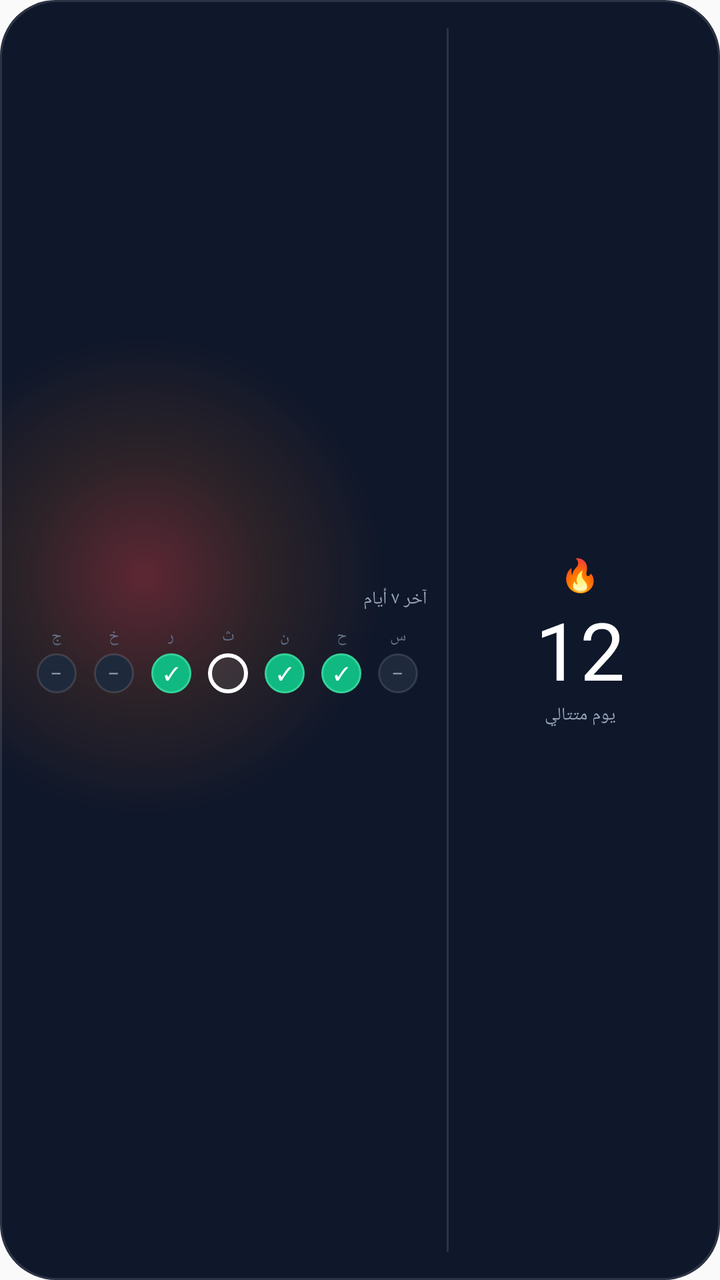
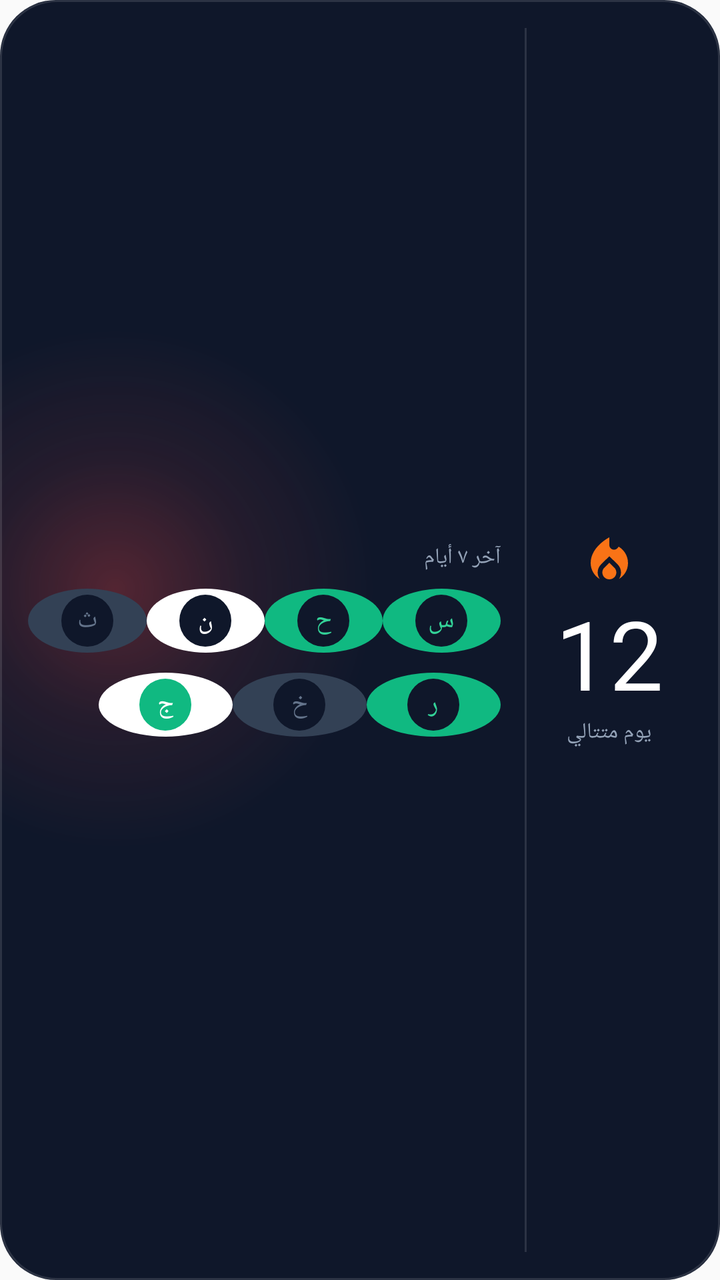

Before-and-after screenshots of an Android layout around one commit, followed by the original layout XML and the change that was made.
<!-- AndroidManifest.xml: application theme AppTheme -->
<!-- res/layout/widget_detailed_streak_preview.xml -->
<?xml version="1.0" encoding="utf-8"?>
<LinearLayout xmlns:android="http://schemas.android.com/apk/res/android"
    android:layout_width="match_parent"
    android:layout_height="match_parent"
    android:layoutDirection="rtl"
    android:background="@drawable/widget_bg_streak_detailed"
    android:gravity="center_vertical"
    android:orientation="horizontal"
    android:padding="14dp">

    <LinearLayout
        android:layout_width="0dp"
        android:layout_height="wrap_content"
        android:layout_weight="0.36"
        android:gravity="center"
        android:orientation="vertical">
        <TextView
        android:layout_width="wrap_content"
        android:layout_height="wrap_content"
        android:fontFamily="@font/tajawal_regular"
        android:text="@string/widget_preview_flame"
        android:textColor="#FFF97316"
        android:textSize="16sp" />
        <TextView
        android:layout_width="wrap_content"
        android:layout_height="wrap_content"
        android:fontFamily="@font/tajawal_bold"
        android:text="@string/widget_preview_streak_number"
        android:textColor="#FFFFFFFF"
        android:textSize="40sp" />
        <TextView
        android:layout_width="wrap_content"
        android:layout_height="wrap_content"
        android:fontFamily="@font/tajawal_regular"
        android:text="@string/widget_preview_streak_label"
        android:textColor="#FF94A3B8"
        android:textSize="9sp" />
    </LinearLayout>

    <View
        android:layout_width="1dp"
        android:layout_height="match_parent"
        android:layout_marginStart="10dp"
        android:layout_marginEnd="10dp"
        android:background="#1FFFFFFF" />

    <LinearLayout
        android:layout_width="0dp"
        android:layout_height="wrap_content"
        android:layout_weight="0.64"
        android:orientation="vertical">
        <TextView
        android:layout_width="wrap_content"
        android:layout_height="wrap_content"
        android:fontFamily="@font/tajawal_regular"
        android:text="@string/widget_preview_week_title"
        android:textColor="#FF94A3B8"
        android:textSize="9sp" />
        <LinearLayout
            android:layout_width="match_parent"
            android:layout_height="wrap_content"
            android:layout_marginTop="7dp"
            android:orientation="horizontal">
            <LinearLayout
            android:layout_width="0dp"
            android:layout_height="wrap_content"
            android:layout_weight="1"
            android:gravity="center_horizontal"
            android:orientation="vertical">
            <TextView
                android:layout_width="wrap_content"
                android:layout_height="wrap_content"
                android:fontFamily="@font/tajawal_regular"
                android:text="س"
                android:textColor="#FF64748B"
                android:textSize="8sp" />
            <FrameLayout
                android:layout_width="20dp"
                android:layout_height="20dp"
                android:layout_marginTop="3dp"
                android:background="@drawable/widget_circle_missed">
            <TextView
                android:layout_width="wrap_content"
                android:layout_height="wrap_content"
                android:layout_gravity="center"
                android:fontFamily="@font/tajawal_bold"
                android:text="–"
                android:textColor="#FF94A3B8"
                android:textSize="9sp" />
            </FrameLayout>
        </LinearLayout><LinearLayout
            android:layout_width="0dp"
            android:layout_height="wrap_content"
            android:layout_weight="1"
            android:gravity="center_horizontal"
            android:orientation="vertical">
            <TextView
                android:layout_width="wrap_content"
                android:layout_height="wrap_content"
                android:fontFamily="@font/tajawal_regular"
                android:text="ح"
                android:textColor="#FF64748B"
                android:textSize="8sp" />
            <FrameLayout
                android:layout_width="20dp"
                android:layout_height="20dp"
                android:layout_marginTop="3dp"
                android:background="@drawable/widget_circle_done">
            <TextView
                android:layout_width="wrap_content"
                android:layout_height="wrap_content"
                android:layout_gravity="center"
                android:fontFamily="@font/tajawal_bold"
                android:text="✓"
                android:textColor="#FFFFFFFF"
                android:textSize="9sp" />
            </FrameLayout>
        </LinearLayout><LinearLayout
            android:layout_width="0dp"
            android:layout_height="wrap_content"
            android:layout_weight="1"
            android:gravity="center_horizontal"
            android:orientation="vertical">
            <TextView
                android:layout_width="wrap_content"
                android:layout_height="wrap_content"
                android:fontFamily="@font/tajawal_regular"
                android:text="ن"
                android:textColor="#FF64748B"
                android:textSize="8sp" />
            <FrameLayout
                android:layout_width="20dp"
                android:layout_height="20dp"
                android:layout_marginTop="3dp"
                android:background="@drawable/widget_circle_done">
            <TextView
                android:layout_width="wrap_content"
                android:layout_height="wrap_content"
                android:layout_gravity="center"
                android:fontFamily="@font/tajawal_bold"
                android:text="✓"
                android:textColor="#FFFFFFFF"
                android:textSize="9sp" />
            </FrameLayout>
        </LinearLayout><LinearLayout
            android:layout_width="0dp"
            android:layout_height="wrap_content"
            android:layout_weight="1"
            android:gravity="center_horizontal"
            android:orientation="vertical">
            <TextView
                android:layout_width="wrap_content"
                android:layout_height="wrap_content"
                android:fontFamily="@font/tajawal_regular"
                android:text="ث"
                android:textColor="#FF64748B"
                android:textSize="8sp" />
            <FrameLayout
                android:layout_width="20dp"
                android:layout_height="20dp"
                android:layout_marginTop="3dp"
                android:background="@drawable/widget_circle_today">
            </FrameLayout>
        </LinearLayout><LinearLayout
            android:layout_width="0dp"
            android:layout_height="wrap_content"
            android:layout_weight="1"
            android:gravity="center_horizontal"
            android:orientation="vertical">
            <TextView
                android:layout_width="wrap_content"
                android:layout_height="wrap_content"
                android:fontFamily="@font/tajawal_regular"
                android:text="ر"
                android:textColor="#FF64748B"
                android:textSize="8sp" />
            <FrameLayout
                android:layout_width="20dp"
                android:layout_height="20dp"
                android:layout_marginTop="3dp"
                android:background="@drawable/widget_circle_done">
            <TextView
                android:layout_width="wrap_content"
                android:layout_height="wrap_content"
                android:layout_gravity="center"
                android:fontFamily="@font/tajawal_bold"
                android:text="✓"
                android:textColor="#FFFFFFFF"
                android:textSize="9sp" />
            </FrameLayout>
        </LinearLayout><LinearLayout
            android:layout_width="0dp"
            android:layout_height="wrap_content"
            android:layout_weight="1"
            android:gravity="center_horizontal"
            android:orientation="vertical">
            <TextView
                android:layout_width="wrap_content"
                android:layout_height="wrap_content"
                android:fontFamily="@font/tajawal_regular"
                android:text="خ"
                android:textColor="#FF64748B"
                android:textSize="8sp" />
            <FrameLayout
                android:layout_width="20dp"
                android:layout_height="20dp"
                android:layout_marginTop="3dp"
                android:background="@drawable/widget_circle_missed">
            <TextView
                android:layout_width="wrap_content"
                android:layout_height="wrap_content"
                android:layout_gravity="center"
                android:fontFamily="@font/tajawal_bold"
                android:text="–"
                android:textColor="#FF94A3B8"
                android:textSize="9sp" />
            </FrameLayout>
        </LinearLayout><LinearLayout
            android:layout_width="0dp"
            android:layout_height="wrap_content"
            android:layout_weight="1"
            android:gravity="center_horizontal"
            android:orientation="vertical">
            <TextView
                android:layout_width="wrap_content"
                android:layout_height="wrap_content"
                android:fontFamily="@font/tajawal_regular"
                android:text="ج"
                android:textColor="#FF64748B"
                android:textSize="8sp" />
            <FrameLayout
                android:layout_width="20dp"
                android:layout_height="20dp"
                android:layout_marginTop="3dp"
                android:background="@drawable/widget_circle_missed">
            <TextView
                android:layout_width="wrap_content"
                android:layout_height="wrap_content"
                android:layout_gravity="center"
                android:fontFamily="@font/tajawal_bold"
                android:text="–"
                android:textColor="#FF94A3B8"
                android:textSize="9sp" />
            </FrameLayout>
        </LinearLayout>
        </LinearLayout>
    </LinearLayout>
</LinearLayout>
<!-- resources referenced by this layout -->
<resources>
  <!-- drawable widget_bg_streak_detailed (drawable) -->
  <?xml version="1.0" encoding="utf-8"?>
  <layer-list xmlns:android="http://schemas.android.com/apk/res/android">
      <item>
          <shape android:shape="rectangle">
              <solid android:color="#FF0F172A" />
              <corners android:radius="28dp" />
          </shape>
      </item>
      <item>
          <shape android:shape="rectangle">
              <gradient
                  android:centerColor="#1FF97316"
                  android:centerX="0.2"
                  android:centerY="0.45"
                  android:endColor="#000F172A"
                  android:gradientRadius="120dp"
                  android:startColor="#59EF4444"
                  android:type="radial" />
              <corners android:radius="28dp" />
          </shape>
      </item>
      <item>
          <shape android:shape="rectangle">
              <solid android:color="#00000000" />
              <corners android:radius="28dp" />
              <stroke
                  android:width="1dp"
                  android:color="#1FFFFFFF" />
          </shape>
      </item>
  </layer-list>
  <!-- drawable widget_circle_done (drawable) -->
  <?xml version="1.0" encoding="utf-8"?>
  <shape xmlns:android="http://schemas.android.com/apk/res/android"
      android:shape="oval">
      <solid android:color="#FF10B981" />
      <stroke
          android:width="1dp"
          android:color="#FF34D399" />
  </shape>
  <!-- drawable widget_circle_missed (drawable) -->
  <?xml version="1.0" encoding="utf-8"?>
  <shape xmlns:android="http://schemas.android.com/apk/res/android"
      android:shape="oval">
      <solid android:color="#FF1E293B" />
      <stroke
          android:width="1dp"
          android:color="#1FFFFFFF" />
  </shape>
  <!-- drawable widget_circle_today (drawable) -->
  <?xml version="1.0" encoding="utf-8"?>
  <shape xmlns:android="http://schemas.android.com/apk/res/android"
      android:shape="oval">
      <solid android:color="#14FFFFFF" />
      <stroke
          android:width="2dp"
          android:color="#FFFFFFFF" />
  </shape>
  <string name="widget_preview_flame">🔥</string>
  <string name="widget_preview_streak_label">يوم متتالي</string>
  <string name="widget_preview_streak_number">12</string>
  <string name="widget_preview_week_title">آخر ٧ أيام</string>
  <style name="AppTheme" parent="Theme.AppCompat.Light.DarkActionBar">
          
          <item name="colorPrimary">@color/colorPrimary</item>
          <item name="colorPrimaryDark">@color/colorPrimaryDark</item>
          <item name="colorAccent">@color/colorAccent</item>
      </style>
</resources>

<!-- the commit's change to res/layout/widget_detailed_streak_preview.xml (unified diff, before → after) -->
@@ -11,238 +11,224 @@
     <LinearLayout
         android:layout_width="0dp"
         android:layout_height="wrap_content"
-        android:layout_weight="0.36"
+        android:layout_weight="26"
         android:gravity="center"
         android:orientation="vertical">
+
+        <ImageView
+            android:layout_width="28dp"
+            android:layout_height="28dp"
+            android:contentDescription="@null"
+            android:src="@drawable/widget_ic_flame"
+            android:tint="#FFF97316" />
+
         <TextView
-        android:layout_width="wrap_content"
-        android:layout_height="wrap_content"
-        android:fontFamily="@font/tajawal_regular"
-        android:text="@string/widget_preview_flame"
-        android:textColor="#FFF97316"
-        android:textSize="16sp" />
+            android:layout_width="wrap_content"
+            android:layout_height="wrap_content"
+            android:fontFamily="@font/tajawal_extrabold"
+            android:maxLines="1"
+            android:text="@string/widget_preview_streak_number"
+            android:textColor="#FFFFFFFF"
+            android:textSize="48sp" />
+
         <TextView
-        android:layout_width="wrap_content"
-        android:layout_height="wrap_content"
-        android:fontFamily="@font/tajawal_bold"
-        android:text="@string/widget_preview_streak_number"
-        android:textColor="#FFFFFFFF"
-        android:textSize="40sp" />
-        <TextView
-        android:layout_width="wrap_content"
-        android:layout_height="wrap_content"
-        android:fontFamily="@font/tajawal_regular"
-        android:text="@string/widget_preview_streak_label"
-        android:textColor="#FF94A3B8"
-        android:textSize="9sp" />
+            android:layout_width="wrap_content"
+            android:layout_height="wrap_content"
+            android:fontFamily="@font/tajawal_regular"
+            android:maxLines="1"
+            android:text="يوم متتالي"
+            android:textColor="#FF94A3B8"
+            android:textSize="11sp" />
     </LinearLayout>
 
     <View
         android:layout_width="1dp"
         android:layout_height="match_parent"
-        android:layout_marginStart="10dp"
-        android:layout_marginEnd="10dp"
         android:background="#1FFFFFFF" />
+
+    <Space
+        android:layout_width="12dp"
+        android:layout_height="1dp" />
 
     <LinearLayout
         android:layout_width="0dp"
         android:layout_height="wrap_content"
-        android:layout_weight="0.64"
+        android:layout_weight="74"
         android:orientation="vertical">
+
         <TextView
-        android:layout_width="wrap_content"
-        android:layout_height="wrap_content"
-        android:fontFamily="@font/tajawal_regular"
-        android:text="@string/widget_preview_week_title"
-        android:textColor="#FF94A3B8"
-        android:textSize="9sp" />
+            android:layout_width="wrap_content"
+            android:layout_height="wrap_content"
+            android:fontFamily="@font/tajawal_bold"
+            android:maxLines="1"
+            android:text="آخر ٧ أيام"
+            android:textColor="#FF94A3B8"
+            android:textSize="11sp" />
+
         <LinearLayout
             android:layout_width="match_parent"
             android:layout_height="wrap_content"
-            android:layout_marginTop="7dp"
+            android:layout_marginTop="8dp"
             android:orientation="horizontal">
-            <LinearLayout
-            android:layout_width="0dp"
-            android:layout_height="wrap_content"
-            android:layout_weight="1"
-            android:gravity="center_horizontal"
-            android:orientation="vertical">
-            <TextView
-                android:layout_width="wrap_content"
-                android:layout_height="wrap_content"
-                android:fontFamily="@font/tajawal_regular"
-                android:text="س"
-                android:textColor="#FF64748B"
-                android:textSize="8sp" />
-            <FrameLayout
-                android:layout_width="20dp"
-                android:layout_height="20dp"
-                android:layout_marginTop="3dp"
-                android:background="@drawable/widget_circle_missed">
-            <TextView
-                android:layout_width="wrap_content"
-                android:layout_height="wrap_content"
-                android:layout_gravity="center"
-                android:fontFamily="@font/tajawal_bold"
-                android:text="–"
-                android:textColor="#FF94A3B8"
-                android:textSize="9sp" />
-            </FrameLayout>
-        </LinearLayout><LinearLayout
-            android:layout_width="0dp"
-            android:layout_height="wrap_content"
-            android:layout_weight="1"
-            android:gravity="center_horizontal"
-            android:orientation="vertical">
-            <TextView
-                android:layout_width="wrap_content"
-                android:layout_height="wrap_content"
-                android:fontFamily="@font/tajawal_regular"
-                android:text="ح"
-                android:textColor="#FF64748B"
-                android:textSize="8sp" />
-            <FrameLayout
-                android:layout_width="20dp"
-                android:layout_height="20dp"
-                android:layout_marginTop="3dp"
-                android:background="@drawable/widget_circle_done">
-            <TextView
-                android:layout_width="wrap_content"
-                android:layout_height="wrap_content"
-                android:layout_gravity="center"
-                android:fontFamily="@font/tajawal_bold"
-                android:text="✓"
-                android:textColor="#FFFFFFFF"
-                android:textSize="9sp" />
-            </FrameLayout>
-        </LinearLayout><LinearLayout
-            android:layout_width="0dp"
-            android:layout_height="wrap_content"
-            android:layout_weight="1"
-            android:gravity="center_horizontal"
-            android:orientation="vertical">
-            <TextView
-                android:layout_width="wrap_content"
-                android:layout_height="wrap_content"
-                android:fontFamily="@font/tajawal_regular"
-                android:text="ن"
-                android:textColor="#FF64748B"
-                android:textSize="8sp" />
-            <FrameLayout
-                android:layout_width="20dp"
-                android:layout_height="20dp"
-                android:layout_marginTop="3dp"
-                android:background="@drawable/widget_circle_done">
-            <TextView
-                android:layout_width="wrap_content"
-                android:layout_height="wrap_content"
-                android:layout_gravity="center"
-                android:fontFamily="@font/tajawal_bold"
-                android:text="✓"
-                android:textColor="#FFFFFFFF"
-                android:textSize="9sp" />
-            </FrameLayout>
-        </LinearLayout><LinearLayout
-            android:layout_width="0dp"
-            android:layout_height="wrap_content"
-            android:layout_weight="1"
-            android:gravity="center_horizontal"
-            android:orientation="vertical">
-            <TextView
-                android:layout_width="wrap_content"
-                android:layout_height="wrap_content"
-                android:fontFamily="@font/tajawal_regular"
-                android:text="ث"
-                android:textColor="#FF64748B"
-                android:textSize="8sp" />
-            <FrameLayout
-                android:layout_width="20dp"
-                android:layout_height="20dp"
-                android:layout_marginTop="3dp"
-                android:background="@drawable/widget_circle_today">
-            </FrameLayout>
-        </LinearLayout><LinearLayout
-            android:layout_width="0dp"
-            android:layout_height="wrap_content"
-            android:layout_weight="1"
-            android:gravity="center_horizontal"
-            android:orientation="vertical">
-            <TextView
-                android:layout_width="wrap_content"
-                android:layout_height="wrap_content"
-                android:fontFamily="@font/tajawal_regular"
-                android:text="ر"
-                android:textColor="#FF64748B"
-                android:textSize="8sp" />
-            <FrameLayout
-                android:layout_width="20dp"
-                android:layout_height="20dp"
-                android:layout_marginTop="3dp"
-                android:background="@drawable/widget_circle_done">
-            <TextView
-                android:layout_width="wrap_content"
-                android:layout_height="wrap_content"
-                android:layout_gravity="center"
-                android:fontFamily="@font/tajawal_bold"
-                android:text="✓"
-                android:textColor="#FFFFFFFF"
-                android:textSize="9sp" />
-            </FrameLayout>
-        </LinearLayout><LinearLayout
-            android:layout_width="0dp"
-            android:layout_height="wrap_content"
-            android:layout_weight="1"
-            android:gravity="center_horizontal"
-            android:orientation="vertical">
-            <TextView
-                android:layout_width="wrap_content"
-                android:layout_height="wrap_content"
-                android:fontFamily="@font/tajawal_regular"
-                android:text="خ"
-                android:textColor="#FF64748B"
-                android:textSize="8sp" />
-            <FrameLayout
-                android:layout_width="20dp"
-                android:layout_height="20dp"
-                android:layout_marginTop="3dp"
-                android:background="@drawable/widget_circle_missed">
-            <TextView
-                android:layout_width="wrap_content"
-                android:layout_height="wrap_content"
-                android:layout_gravity="center"
-                android:fontFamily="@font/tajawal_bold"
-                android:text="–"
-                android:textColor="#FF94A3B8"
-                android:textSize="9sp" />
-            </FrameLayout>
-        </LinearLayout><LinearLayout
-            android:layout_width="0dp"
-            android:layout_height="wrap_content"
-            android:layout_weight="1"
-            android:gravity="center_horizontal"
-            android:orientation="vertical">
-            <TextView
-                android:layout_width="wrap_content"
-                android:layout_height="wrap_content"
-                android:fontFamily="@font/tajawal_regular"
-                android:text="ج"
-                android:textColor="#FF64748B"
-                android:textSize="8sp" />
-            <FrameLayout
-                android:layout_width="20dp"
-                android:layout_height="20dp"
-                android:layout_marginTop="3dp"
-                android:background="@drawable/widget_circle_missed">
-            <TextView
-                android:layout_width="wrap_content"
-                android:layout_height="wrap_content"
-                android:layout_gravity="center"
-                android:fontFamily="@font/tajawal_bold"
-                android:text="–"
-                android:textColor="#FF94A3B8"
-                android:textSize="9sp" />
+
+            <FrameLayout
+                android:layout_width="32dp"
+                android:layout_height="32dp"
+                android:layout_weight="1"
+                android:background="@drawable/widget_ring_emerald">
+                <FrameLayout
+                    android:layout_width="26dp"
+                    android:layout_height="26dp"
+                    android:layout_gravity="center"
+                    android:background="@drawable/widget_disc_dark">
+                    <TextView
+                        android:layout_width="match_parent"
+                        android:layout_height="match_parent"
+                        android:fontFamily="@font/tajawal_bold"
+                        android:gravity="center"
+                        android:text="س"
+                        android:textColor="#FF34D399"
+                        android:textSize="13sp" />
+                </FrameLayout>
+            </FrameLayout>
+
+            <FrameLayout
+                android:layout_width="32dp"
+                android:layout_height="32dp"
+                android:layout_weight="1"
+                android:background="@drawable/widget_ring_emerald">
+                <FrameLayout
+                    android:layout_width="26dp"
+                    android:layout_height="26dp"
+                    android:layout_gravity="center"
+                    android:background="@drawable/widget_disc_dark">
+                    <TextView
+                        android:layout_width="match_parent"
+                        android:layout_height="match_parent"
+                        android:fontFamily="@font/tajawal_bold"
+                        android:gravity="center"
+                        android:text="ح"
+                        android:textColor="#FF34D399"
+                        android:textSize="13sp" />
+                </FrameLayout>
+            </FrameLayout>
+
+            <FrameLayout
+                android:layout_width="32dp"
+                android:layout_height="32dp"
+                android:layout_weight="1"
+                android:background="@drawable/widget_ring_white">
+                <FrameLayout
+                    android:layout_width="26dp"
+                    android:layout_height="26dp"
+                    android:layout_gravity="center"
+                    android:background="@drawable/widget_disc_dark">
+                    <TextView
+                        android:layout_width="match_parent"
+                        android:layout_height="match_parent"
+                        android:fontFamily="@font/tajawal_bold"
+                        android:gravity="center"
+                        android:text="ن"
+                        android:textColor="#FFFFFFFF"
+                        android:textSize="13sp" />
+                </FrameLayout>
+            </FrameLayout>
+
+            <FrameLayout
+                android:layout_width="32dp"
+                android:layout_height="32dp"
+                android:layout_weight="1"
+                android:background="@drawable/widget_ring_slate">
+                <FrameLayout
+                    android:layout_width="26dp"
+                    android:layout_height="26dp"
+                    android:layout_gravity="center"
+                    android:background="@drawable/widget_disc_dark">
+                    <TextView
+                        android:layout_width="match_parent"
+                        android:layout_height="match_parent"
+                        android:fontFamily="@font/tajawal_bold"
+                        android:gravity="center"
+                        android:text="ث"
+                        android:textColor="#FF64748B"
+                        android:textSize="13sp" />
+                </FrameLayout>
             </FrameLayout>
         </LinearLayout>
+
+        <LinearLayout
+            android:layout_width="match_parent"
+            android:layout_height="wrap_content"
+            android:layout_marginTop="10dp"
+            android:orientation="horizontal">
+
+            <FrameLayout
+                android:layout_width="32dp"
+                android:layout_height="32dp"
+                android:layout_weight="1"
+                android:background="@drawable/widget_ring_emerald">
+                <FrameLayout
+                    android:layout_width="26dp"
+                    android:layout_height="26dp"
+                    android:layout_gravity="center"
+                    android:background="@drawable/widget_disc_dark">
+                    <TextView
+                        android:layout_width="match_parent"
+                        android:layout_height="match_parent"
+                        android:fontFamily="@font/tajawal_bold"
+                        android:gravity="center"
+                        android:text="ر"
+                        android:textColor="#FF34D399"
+                        android:textSize="13sp" />
+                </FrameLayout>
+            </FrameLayout>
+
+            <FrameLayout
+                android:layout_width="32dp"
+                android:layout_height="32dp"
+                android:layout_weight="1"
+                android:background="@drawable/widget_ring_slate">
+                <FrameLayout
+                    android:layout_width="26dp"
+                    android:layout_height="26dp"
+                    android:layout_gravity="center"
+                    android:background="@drawable/widget_disc_dark">
+                    <TextView
+                        android:layout_width="match_parent"
+                        android:layout_height="match_parent"
+                        android:fontFamily="@font/tajawal_bold"
+                        android:gravity="center"
+                        android:text="خ"
+                        android:textColor="#FF64748B"
+                        android:textSize="13sp" />
+                </FrameLayout>
+            </FrameLayout>
+
+            <FrameLayout
+                android:layout_width="32dp"
+                android:layout_height="32dp"
+                android:layout_weight="1"
+                android:background="@drawable/widget_ring_white">
+                <FrameLayout
+                    android:layout_width="26dp"
+                    android:layout_height="26dp"
+                    android:layout_gravity="center"
+                    android:background="@drawable/widget_disc_emerald">
+                    <TextView
+                        android:layout_width="match_parent"
+                        android:layout_height="match_parent"
+                        android:fontFamily="@font/tajawal_bold"
+                        android:gravity="center"
+                        android:text="ج"
+                        android:textColor="#FFFFFFFF"
+                        android:textSize="13sp" />
+                </FrameLayout>
+            </FrameLayout>
+
+            <Space
+                android:layout_width="0dp"
+                android:layout_height="1dp"
+                android:layout_weight="1" />
         </LinearLayout>
     </LinearLayout>
 </LinearLayout>
<!-- resource entries referenced after the edit -->
@@ -12,12 +12,12 @@
       <item>
           <shape android:shape="rectangle">
               <gradient
-                  android:centerColor="#1FF97316"
-                  android:centerX="0.2"
-                  android:centerY="0.45"
+                  android:centerColor="#1AE44444"
+                  android:centerX="0.16"
+                  android:centerY="0.46"
                   android:endColor="#000F172A"
-                  android:gradientRadius="120dp"
-                  android:startColor="#59EF4444"
+                  android:gradientRadius="130dp"
+                  android:startColor="#4DEF4444"
                   android:type="radial" />
               <corners android:radius="28dp" />
           </shape>
@@ -32,37 +32,48 @@
           </shape>
       </item>
   </layer-list>
-  <!-- drawable widget_circle_done (drawable) -->
+  <!-- drawable widget_disc_dark (drawable) -->
+  <?xml version="1.0" encoding="utf-8"?>
+  <shape xmlns:android="http://schemas.android.com/apk/res/android"
+      android:shape="oval">
+      <solid android:color="#FF0F172A" />
+  </shape>
+  <!-- drawable widget_disc_emerald (drawable) -->
   <?xml version="1.0" encoding="utf-8"?>
   <shape xmlns:android="http://schemas.android.com/apk/res/android"
       android:shape="oval">
       <solid android:color="#FF10B981" />
-      <stroke
-          android:width="1dp"
-          android:color="#FF34D399" />
   </shape>
-  <!-- drawable widget_circle_missed (drawable) -->
+  <!-- drawable widget_ic_flame (drawable) -->
+  <?xml version="1.0" encoding="utf-8"?>
+  <vector xmlns:android="http://schemas.android.com/apk/res/android"
+      android:width="24dp"
+      android:height="24dp"
+      android:viewportWidth="24"
+      android:viewportHeight="24">
+      <path
+          android:fillColor="#FFFFFFFF"
+          android:pathData="M12,12.9l-2.13,2.09c-0.56,0.56 -0.87,1.29 -0.87,2.07C9,18.68 10.35,20 12,20s3,-1.32 3,-2.94c0,-0.78 -0.31,-1.52 -0.87,-2.07L12,12.9zM16,6l-0.44,0.55C14.38,8.02 12,7.19 12,5.3V2S4,6 4,13c0,2.92 1.56,5.47 3.89,6.86c-0.56,-0.79 -0.89,-1.76 -0.89,-2.8c0,-1.32 0.52,-2.56 1.47,-3.5L12,10.1l3.53,3.47c0.95,0.93 1.47,2.17 1.47,3.5c0,1.02 -0.31,1.96 -0.85,2.75c1.89,-1.15 3.29,-3.06 3.71,-5.3C20.52,10.97 18.79,7.62 16,6z" />
+  </vector>
+  <!-- drawable widget_ring_emerald (drawable) -->
   <?xml version="1.0" encoding="utf-8"?>
   <shape xmlns:android="http://schemas.android.com/apk/res/android"
       android:shape="oval">
-      <solid android:color="#FF1E293B" />
-      <stroke
-          android:width="1dp"
-          android:color="#1FFFFFFF" />
+      <solid android:color="#FF10B981" />
   </shape>
-  <!-- drawable widget_circle_today (drawable) -->
+  <!-- drawable widget_ring_slate (drawable) -->
   <?xml version="1.0" encoding="utf-8"?>
   <shape xmlns:android="http://schemas.android.com/apk/res/android"
       android:shape="oval">
-      <solid android:color="#14FFFFFF" />
-      <stroke
-          android:width="2dp"
-          android:color="#FFFFFFFF" />
+      <solid android:color="#FF334155" />
   </shape>
-  <string name="widget_preview_flame">🔥</string>
-  <string name="widget_preview_streak_label">يوم متتالي</string>
+  <!-- drawable widget_ring_white (drawable) -->
+  <?xml version="1.0" encoding="utf-8"?>
+  <shape xmlns:android="http://schemas.android.com/apk/res/android"
+      android:shape="oval">
+      <solid android:color="#FFFFFFFF" />
+  </shape>
   <string name="widget_preview_streak_number">12</string>
-  <string name="widget_preview_week_title">آخر ٧ أيام</string>
   <style name="AppTheme" parent="Theme.AppCompat.Light.DarkActionBar">
           
           <item name="colorPrimary">@color/colorPrimary</item>
